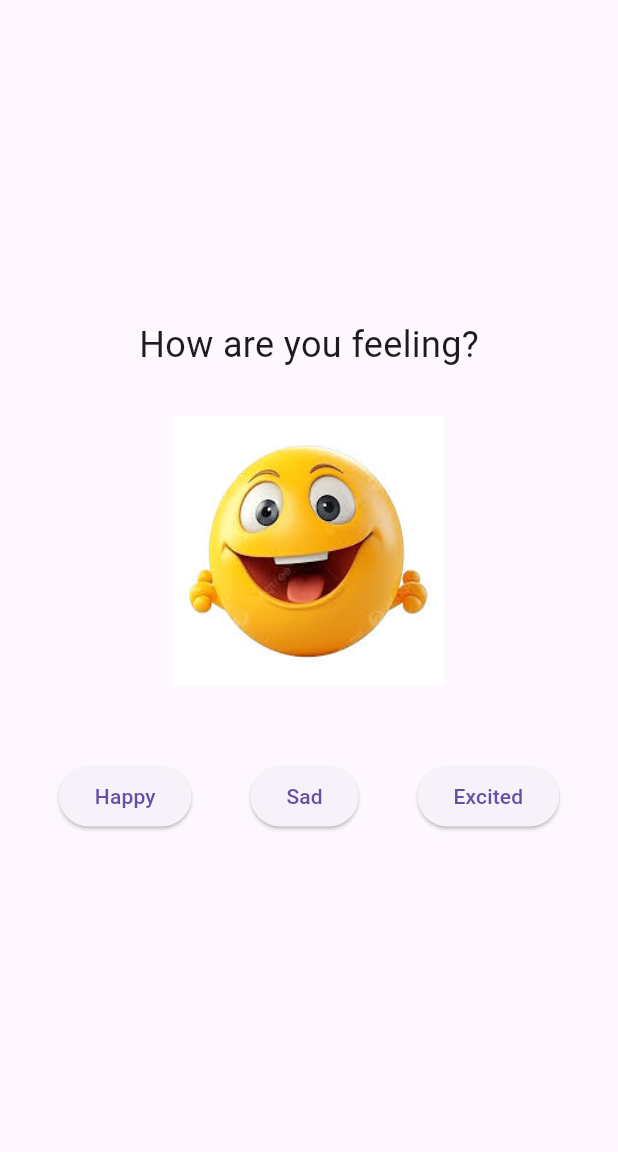
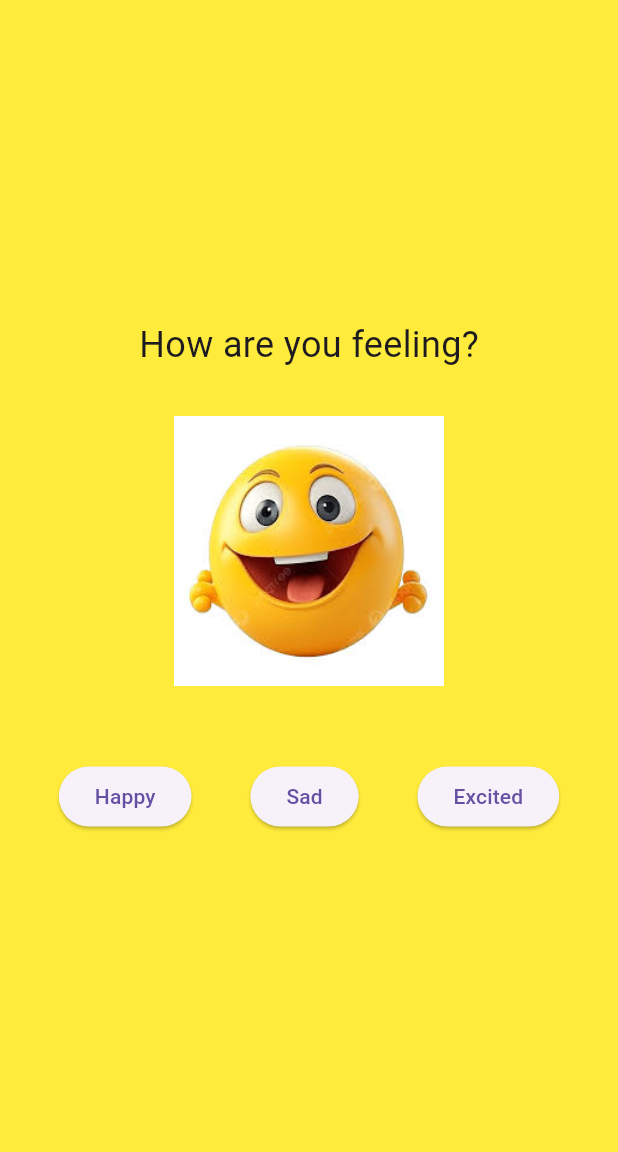
Before and after one commit to Lavanyathangaraj/mad_inclass_activity_7, a Flutter app: the screen it shows after launch, after a tap on "Happy", on a phone screen of 412 x 824 dp, the part 84-1236 px from its top. Run offline on Flutter 3.47's test engine with Material 3 defaults, Android fonts, the phone set to English and light mode, and no system bars.

Commit message:
Color Changer based on mood

```diff
--- a/lib/main.dart
+++ b/lib/main.dart
@@ -13,21 +13,26 @@ void main() {
 // Mood Model - The "Brain" of our app
 class MoodModel with ChangeNotifier {
   String _currentMood = 'assets/happy_emoji.jpeg';
+  Color _backgroundColor = Colors.yellow;
 
   String get currentMood => _currentMood;
+  Color get backgroundColor => _backgroundColor;
 
   void setHappy() {
     _currentMood = 'assets/happy_emoji.jpeg';
+    _backgroundColor = Colors.yellow;
     notifyListeners();
   }
 
   void setSad() {
     _currentMood = 'assets/sad_emoji.jpeg';
+    _backgroundColor = Colors.blue;
     notifyListeners();
   }
 
   void setExcited() {
     _currentMood = 'assets/excited_emoji.jpeg';
+    _backgroundColor = Colors.orange;
     notifyListeners();
   }
 }
@@ -48,8 +53,11 @@ class MyApp extends StatelessWidget {
 class HomePage extends StatelessWidget {
   @override
   Widget build(BuildContext context) {
+    return Consumer<MoodModel>(
+      builder: (context, moodModel, child) {
         return Scaffold(
           appBar: AppBar(title: Text('Mood Toggle Challenge')),
+          backgroundColor: moodModel.backgroundColor, // dynamic bg color
           body: Center(
             child: Column(
               mainAxisAlignment: MainAxisAlignment.center,
@@ -62,6 +70,8 @@ class HomePage extends StatelessWidget {
               ],
             ),
           ),
+        );
+      },
     );
   }
 }
```
Also changed, not shown: assets/sad_emoji.jpeg. Lines whose indentation alone changed are shown as unchanged.
